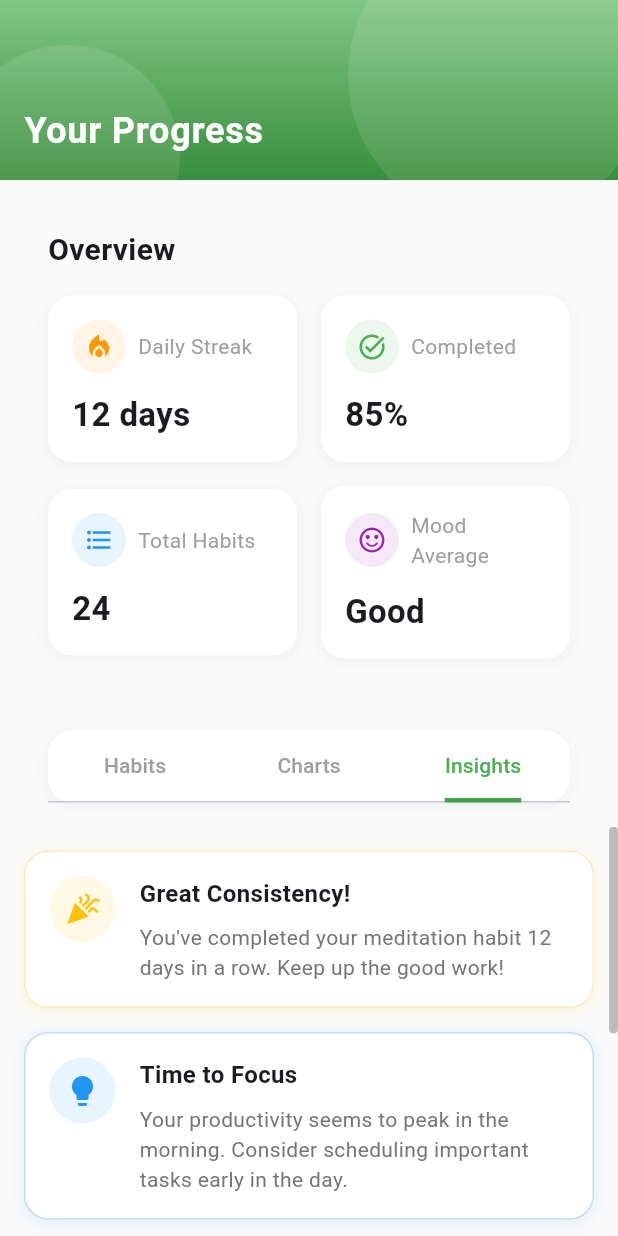
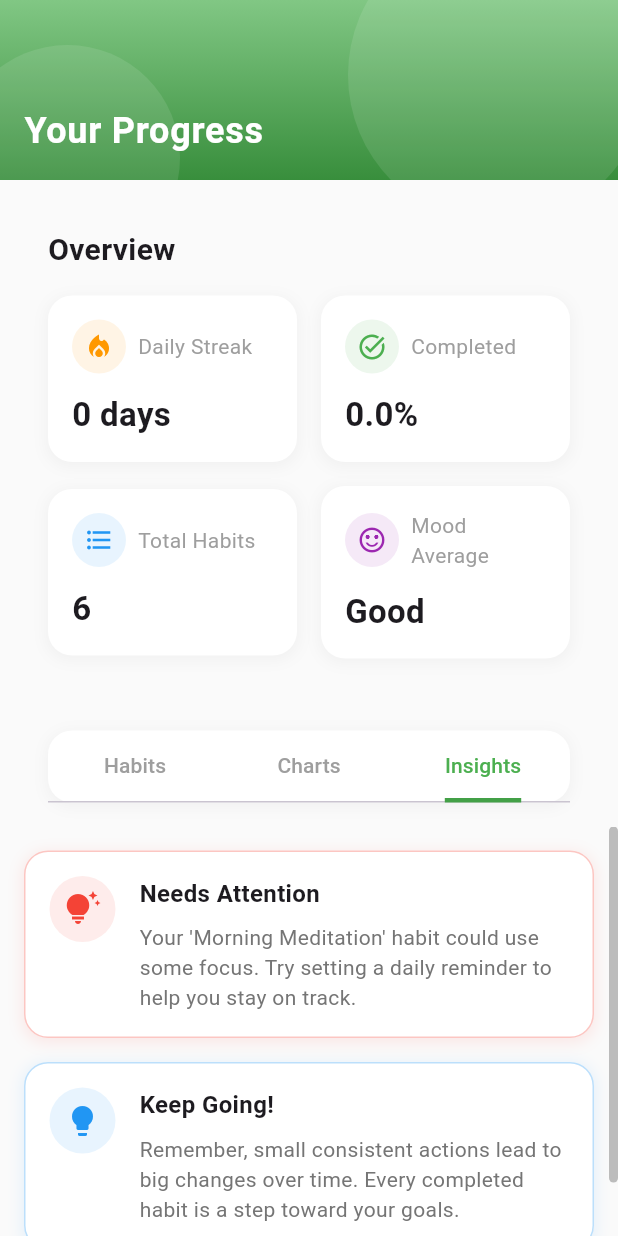
Before and after one commit to priyam731/Habitualize_app, a Flutter app: the ProgressPage screen opened directly, tab 3 chosen, on a phone screen of 412 x 824 dp. Run offline on Flutter 3.47's test engine with Material 3 defaults, Android fonts, the light colour scheme and no system bars; our stand-ins replace cloud_firestore, firebase_auth, firebase_core, fl_chart, image_picker, percent_indicator and 2 more; accounts and stored records are empty.

Commit message:
progress added

```diff
--- a/lib/page/homepage/component_homescreen/habit_routine.dart
+++ b/lib/page/homepage/component_homescreen/habit_routine.dart
@@ -1,5 +1,6 @@
 import 'package:flutter/material.dart';
 import 'package:percent_indicator/percent_indicator.dart';
+import 'package:habitualize/services/habit_progress_service.dart';
 
 class RoutineSection extends StatefulWidget {
   final String title;
@@ -18,7 +19,9 @@ class RoutineSection extends StatefulWidget {
 }
 
 class _RoutineSectionState extends State<RoutineSection> {
+  final HabitProgressService _progressService = HabitProgressService();
   Map<String, bool> habitsChecked = {};
+  Map<String, Map<String, dynamic>> habitStats = {};
   List<String> habits = [];
   TextEditingController habitController = TextEditingController();
   bool isExpanded = false;
@@ -29,7 +32,15 @@ class _RoutineSectionState extends State<RoutineSection> {
     habits = [...widget.defaultHabits];
     for (var habit in habits) {
       habitsChecked.putIfAbsent(habit, () => false);
+      _loadHabitStats(habit);
     }
+  }
+
+  Future<void> _loadHabitStats(String habit) async {
+    final stats = await _progressService.getHabitStatistics(habit);
+    setState(() {
+      habitStats[habit] = stats;
+    });
   }
 
   double get completionRate {
@@ -43,6 +54,7 @@ class _RoutineSectionState extends State<RoutineSection> {
       setState(() {
         habits.add(habitController.text);
         habitsChecked[habitController.text] = false;
+        _loadHabitStats(habitController.text);
         habitController.clear();
       });
     }
@@ -52,7 +64,19 @@ class _RoutineSectionState extends State<RoutineSection> {
     setState(() {
       habits.remove(habit);
       habitsChecked.remove(habit);
+      habitStats.remove(habit);
     });
+  }
+
+  Future<void> _onHabitToggle(String habit, bool isChecked) async {
+    setState(() {
+      habitsChecked[habit] = isChecked;
+    });
+
+    if (isChecked) {
+      await _progressService.markHabitComplete(habit, widget.routineType);
+      await _loadHabitStats(habit);
+    }
   }
 
   @override
@@ -294,7 +318,6 @@ class _RoutineSectionState extends State<RoutineSection> {
                   const SizedBox(height: 20),
                   // Habits List
                   ...habits.asMap().entries.map((entry) {
-                    final int index = entry.key;
                     final String habit = entry.value;
                     final bool isChecked = habitsChecked[habit] ?? false;
 
@@ -328,11 +351,7 @@ class _RoutineSectionState extends State<RoutineSection> {
                         contentPadding: const EdgeInsets.symmetric(
                             horizontal: 16, vertical: 8),
                         leading: InkWell(
-                          onTap: () {
-                            setState(() {
-                              habitsChecked[habit] = !isChecked;
-                            });
-                          },
+                          onTap: () => _onHabitToggle(habit, !isChecked),
                           child: AnimatedContainer(
                             duration: const Duration(milliseconds: 200),
                             decoration: BoxDecoration(
--- a/lib/page/progress_page/progress_page.dart
+++ b/lib/page/progress_page/progress_page.dart
@@ -1,6 +1,7 @@
 import 'package:flutter/material.dart';
 import 'package:fl_chart/fl_chart.dart';
 import 'package:percent_indicator/percent_indicator.dart';
+import 'package:habitualize/services/habit_progress_service.dart';
 
 class ProgressPage extends StatefulWidget {
   const ProgressPage({Key? key}) : super(key: key);
@@ -11,6 +12,7 @@ class ProgressPage extends StatefulWidget {
 
 class _ProgressPageState extends State<ProgressPage>
     with TickerProviderStateMixin {
+  final HabitProgressService _progressService = HabitProgressService();
   late TabController _tabController;
   late AnimationController _animationController;
   late Animation<double> _fadeAnimation;
@@ -28,6 +30,10 @@ class _ProgressPageState extends State<ProgressPage>
   int _selectedChartIndex = 0;
   final List<String> _periods = ['Week', 'Month', 'Year'];
 
+  // Progress data
+  Map<String, Map<String, dynamic>> _habitStats = {};
+  List<String> _habits = [];
+
   @override
   void initState() {
     super.initState();
@@ -42,29 +48,50 @@ class _ProgressPageState extends State<ProgressPage>
       curve: Curves.easeOut,
     );
 
-    // Initialize scroll controllers
-    _habitsScrollController = ScrollController();
-    _chartsScrollController = ScrollController();
-    _insightsScrollController = ScrollController();
+    _initializeScrollControllers();
+    _loadHabitsData();
+  }
 
-    // Add scroll listeners to track position for scroll-to-top button
-    _habitsScrollController.addListener(() {
+  void _initializeScrollControllers() {
+    _habitsScrollController = ScrollController()
+      ..addListener(() {
         setState(() {
           _showHabitsScrollTopButton = _habitsScrollController.offset > 300;
         });
       });
 
-    _chartsScrollController.addListener(() {
+    _chartsScrollController = ScrollController()
+      ..addListener(() {
         setState(() {
           _showChartsScrollTopButton = _chartsScrollController.offset > 300;
         });
       });
 
-    _insightsScrollController.addListener(() {
+    _insightsScrollController = ScrollController()
+      ..addListener(() {
         setState(() {
           _showInsightsScrollTopButton = _insightsScrollController.offset > 300;
         });
       });
+  }
+
+  Future<void> _loadHabitsData() async {
+    // In a real app, you would load the habits list from somewhere
+    _habits = [
+      'Morning Meditation',
+      'Reading',
+      'Exercise',
+      'Drinking Water',
+      'Journaling',
+      'Early Sleep'
+    ];
+
+    for (var habit in _habits) {
+      final stats = await _progressService.getHabitStatistics(habit);
+      setState(() {
+        _habitStats[habit] = stats;
+      });
+    }
 
     _animationController.forward();
   }
@@ -276,6 +303,21 @@ class _ProgressPageState extends State<ProgressPage>
   }
 
   Widget _buildSummaryCards() {
+    double totalCompletion = 0;
+    int totalHabits = _habits.length;
+    int maxStreak = 0;
+
+    // Calculate overall statistics
+    _habitStats.forEach((habit, stats) {
+      totalCompletion += stats['completionRate'] ?? 0;
+      final currentStreak = stats['currentStreak'] ?? 0;
+      if (currentStreak > maxStreak) {
+        maxStreak = currentStreak;
+      }
+    });
+
+    double avgCompletion = totalHabits > 0 ? totalCompletion / totalHabits : 0;
+
     return Container(
       padding: const EdgeInsets.all(16),
       child: Column(
@@ -292,19 +334,22 @@ class _ProgressPageState extends State<ProgressPage>
           Row(
             children: [
               Expanded(
-                  child: _buildSummaryCard('Daily Streak', '12 days',
+                  child: _buildSummaryCard('Daily Streak', '$maxStreak days',
                       Icons.local_fire_department, Colors.orange)),
               const SizedBox(width: 16),
               Expanded(
                   child: _buildSummaryCard(
-                      'Completed', '85%', Icons.task_alt, Colors.green)),
+                      'Completed',
+                      '${avgCompletion.toStringAsFixed(1)}%',
+                      Icons.task_alt,
+                      Colors.green)),
             ],
           ),
           const SizedBox(height: 16),
           Row(
             children: [
               Expanded(
-                  child: _buildSummaryCard('Total Habits', '24',
+                  child: _buildSummaryCard('Total Habits', '$totalHabits',
                       Icons.format_list_bulleted, Colors.blue)),
               const SizedBox(width: 16),
               Expanded(
@@ -413,6 +458,17 @@ class _ProgressPageState extends State<ProgressPage>
   }
 
   Widget _buildHabitsTab() {
+    // Sort habits by completion rate
+    final sortedHabits = [..._habits];
+    sortedHabits.sort((a, b) {
+      final aRate = _habitStats[a]?['completionRate'] ?? 0.0;
+      final bRate = _habitStats[b]?['completionRate'] ?? 0.0;
+      return bRate.compareTo(aRate);
+    });
+
+    final topHabits = sortedHabits.take(4).toList();
+    final needsImprovement = sortedHabits.skip(4).toList();
+
     return Column(
       crossAxisAlignment: CrossAxisAlignment.start,
       children: [
@@ -424,14 +480,18 @@ class _ProgressPageState extends State<ProgressPage>
           ),
         ),
         const SizedBox(height: 16),
-        _buildHabitProgressItem('Morning Meditation', 0.95, Colors.green),
+        ...topHabits.map((habit) => Column(
+              children: [
+                _buildHabitProgressItem(
+                  habit,
+                  (_habitStats[habit]?['completionRate'] ?? 0.0) / 100,
+                  _getHabitColor(habit),
+                ),
                 const SizedBox(height: 12),
-        _buildHabitProgressItem('Reading', 0.8, Colors.purple),
-        const SizedBox(height: 12),
-        _buildHabitProgressItem('Exercise', 0.75, Colors.red),
-        const SizedBox(height: 12),
-        _buildHabitProgressItem('Drinking Water', 0.7, Colors.blue),
+              ],
+            )),
         const SizedBox(height: 24),
+        if (needsImprovement.isNotEmpty) ...[
           const Text(
             'Needs Improvement',
             style: TextStyle(
@@ -440,9 +500,17 @@ class _ProgressPageState extends State<ProgressPage>
             ),
           ),
           const SizedBox(height: 16),
-        _buildHabitProgressItem('Journaling', 0.4, Colors.orange),
+          ...needsImprovement.map((habit) => Column(
+                children: [
+                  _buildHabitProgressItem(
+                    habit,
+                    (_habitStats[habit]?['completionRate'] ?? 0.0) / 100,
+                    _getHabitColor(habit),
+                  ),
                   const SizedBox(height: 12),
-        _buildHabitProgressItem('Early Sleep', 0.3, Colors.indigo),
+                ],
+              )),
+        ],
       ],
     );
   }
@@ -816,38 +884,101 @@ class _ProgressPageState extends State<ProgressPage>
   }
 
   Widget _buildInsightsTab() {
+    List<InsightData> insights = _generateInsights();
+
     return Column(
       crossAxisAlignment: CrossAxisAlignment.start,
+      children: insights.map((insight) {
+        return Column(
           children: [
             _buildInsightCard(
+              insight.title,
+              insight.content,
+              insight.icon,
+              insight.color,
+            ),
+            const SizedBox(height: 16),
+          ],
+        );
+      }).toList(),
+    );
+  }
+
+  List<InsightData> _generateInsights() {
+    List<InsightData> insights = [];
+
+    // Find best performing habit
+    String? bestHabit;
+    double bestRate = 0;
+    _habitStats.forEach((habit, stats) {
+      final rate = stats['completionRate'] ?? 0.0;
+      if (rate > bestRate) {
+        bestRate = rate;
+        bestHabit = habit;
+      }
+    });
+
+    if (bestHabit != null) {
+      final streak = _habitStats[bestHabit]!['currentStreak'] ?? 0;
+      if (streak > 0) {
+        insights.add(InsightData(
           'Great Consistency!',
-          "You've completed your meditation habit 12 days in a row. Keep up the good work!",
+          "You've maintained your '$bestHabit' habit for $streak days in a row. Keep up the good work!",
           Icons.celebration,
           Colors.amber,
-        ),
-        const SizedBox(height: 16),
-        _buildInsightCard(
-          'Time to Focus',
-          'Your productivity seems to peak in the morning. Consider scheduling important tasks early in the day.',
+        ));
+      }
+    }
+
+    // Find habit needing improvement
+    String? worstHabit;
+    double worstRate = double.infinity;
+    _habitStats.forEach((habit, stats) {
+      final rate = stats['completionRate'] ?? 0.0;
+      if (rate < worstRate) {
+        worstRate = rate;
+        worstHabit = habit;
+      }
+    });
+
+    if (worstHabit != null && worstRate < 50) {
+      insights.add(InsightData(
+        'Needs Attention',
+        "Your '$worstHabit' habit could use some focus. Try setting a daily reminder to help you stay on track.",
+        Icons.tips_and_updates,
+        Colors.red,
+      ));
+    }
+
+    // Overall progress insight
+    double totalCompletion = 0;
+    int count = 0;
+    _habitStats.forEach((_, stats) {
+      totalCompletion += stats['completionRate'] ?? 0;
+      count++;
+    });
+
+    final averageCompletion = count > 0 ? totalCompletion / count : 0;
+    if (averageCompletion >= 80) {
+      insights.add(InsightData(
+        'Outstanding Progress!',
+        'Your overall completion rate is ${averageCompletion.toStringAsFixed(1)}%! You\'re showing excellent commitment to your habits.',
+        Icons.emoji_events,
+        Colors.green,
+      ));
+    }
+
+    // Add a motivational insight if needed
+    if (insights.length < 3) {
+      insights.add(InsightData(
+        'Keep Going!',
+        'Remember, small consistent actions lead to big changes over time. Every completed habit is a step toward your goals.',
         Icons.lightbulb,
         Colors.blue,
-        ),
-        const SizedBox(height: 16),
-        _buildInsightCard(
-          'Improvement Needed',
-          "You've been missing your early sleep habit. Try setting a reminder 30 minutes before bedtime.",
-          Icons.tips_and_updates,
-          Colors.red,
-        ),
-        const SizedBox(height: 16),
-        _buildInsightCard(
-          'New Milestone!',
-          "You've tracked habits for 30 days straight! That's a sign of great dedication.",
-          Icons.emoji_events,
-          Colors.green,
-        ),
-      ],
-    );
+      ));
+    }
+
+    return insights;
   }
 
   Widget _buildInsightCard(
@@ -1045,40 +1176,61 @@ class _ProgressPageState extends State<ProgressPage>
   }
 
   List<FlSpot> _getChartData() {
+    // Calculate average completion rate for all habits for each day/week/month
     if (_selectedChartIndex == 0) {
-      // Week
-      return [
-        const FlSpot(0, 60),
-        const FlSpot(1, 65),
-        const FlSpot(2, 78),
-        const FlSpot(3, 70),
-        const FlSpot(4, 85),
-        const FlSpot(5, 90),
-        const FlSpot(6, 88),
-      ];
+      // Week view - show last 7 days
+      List<double> dailyRates = List.filled(7, 0.0);
+      int habitsCount = _habits.length;
+      if (habitsCount == 0) return [];
+
+      _habitStats.forEach((habit, stats) {
+        List<double> rates =
+            stats['dailyRates']?.cast<double>() ?? List.filled(7, 0.0);
+        for (int i = 0; i < 7; i++) {
+          dailyRates[i] += rates[i];
+        }
+      });
+
+      // Calculate averages
+      return List.generate(7, (index) {
+        return FlSpot(index.toDouble(), dailyRates[index] / habitsCount);
+      });
     } else if (_selectedChartIndex == 1) {
-      // Month
-      List<FlSpot> spots = [];
+      // Month view - show last 30 days
+      List<double> monthlyRates = List.filled(30, 0.0);
+      int habitsCount = _habits.length;
+      if (habitsCount == 0) return [];
+
+      _habitStats.forEach((habit, stats) {
+        List<double> rates =
+            stats['monthlyRates']?.cast<double>() ?? List.filled(30, 0.0);
         for (int i = 0; i < 30; i++) {
-        spots.add(FlSpot(i.toDouble(), 50 + (i % 5) * 10 + (i % 3) * 5));
+          monthlyRates[i] += rates[i];
         }
-      return spots;
+      });
+
+      // Calculate averages
+      return List.generate(30, (index) {
+        return FlSpot(index.toDouble(), monthlyRates[index] / habitsCount);
+      });
     } else {
-      // Year
-      return [
-        const FlSpot(0, 65),
-        const FlSpot(1, 68),
-        const FlSpot(2, 72),
-        const FlSpot(3, 75),
-        const FlSpot(4, 70),
-        const FlSpot(5, 75),
-        const FlSpot(6, 80),
-        const FlSpot(7, 85),
-        const FlSpot(8, 80),
-        const FlSpot(9, 85),
-        const FlSpot(10, 88),
-        const FlSpot(11, 92),
-      ];
+      // Year view - show last 12 months
+      List<double> yearlyRates = List.filled(12, 0.0);
+      int habitsCount = _habits.length;
+      if (habitsCount == 0) return [];
+
+      _habitStats.forEach((habit, stats) {
+        List<double> rates =
+            stats['yearlyRates']?.cast<double>() ?? List.filled(12, 0.0);
+        for (int i = 0; i < 12; i++) {
+          yearlyRates[i] += rates[i];
+        }
+      });
+
+      // Calculate averages
+      return List.generate(12, (index) {
+        return FlSpot(index.toDouble(), yearlyRates[index] / habitsCount);
+      });
     }
   }
 
@@ -1100,4 +1252,32 @@ class _ProgressPageState extends State<ProgressPage>
         return Icons.check_circle;
     }
   }
+
+  Color _getHabitColor(String habit) {
+    switch (habit.toLowerCase()) {
+      case 'morning meditation':
+        return Colors.purple;
+      case 'reading':
+        return Colors.blue;
+      case 'exercise':
+        return Colors.red;
+      case 'drinking water':
+        return Colors.cyan;
+      case 'journaling':
+        return Colors.orange;
+      case 'early sleep':
+        return Colors.indigo;
+      default:
+        return Colors.grey;
     }
+  }
+}
+
+class InsightData {
+  final String title;
+  final String content;
+  final IconData icon;
+  final Color color;
+
+  InsightData(this.title, this.content, this.icon, this.color);
+}
```
Also changed, not shown: lib/services/habit_progress_service.dart (added, +146 -0 lines). Lines whose indentation alone changed are shown as unchanged.
